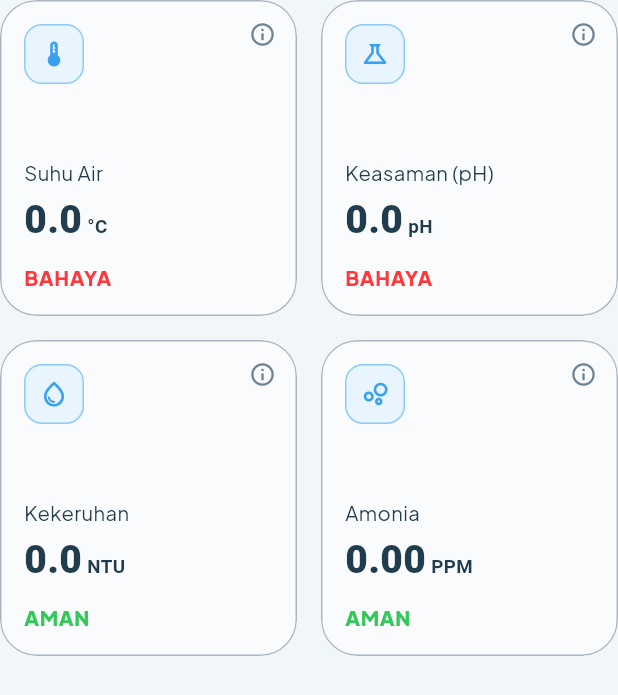
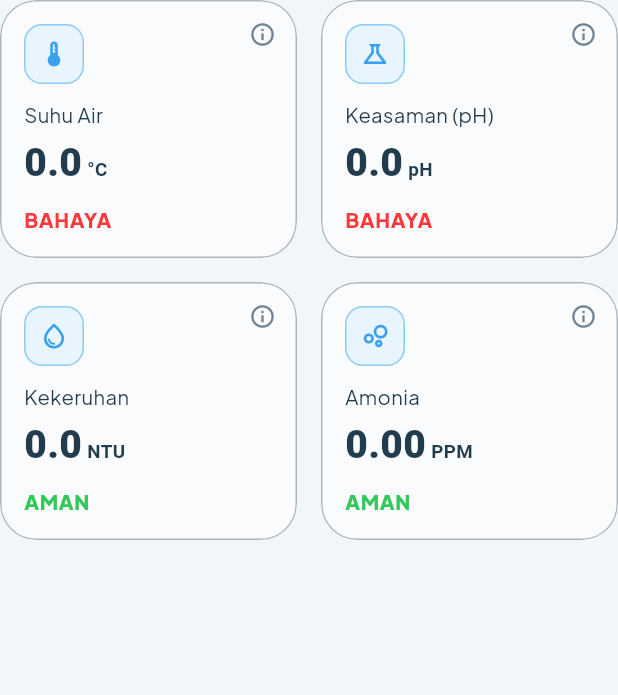
Before and after one commit to muhammadpanduagungnugraha-617/catfish-peace, a Flutter app: the ParameterGrid widget shown alone on an empty page, opened directly with empty values, on a phone screen of 412 x 824 dp. Shown: the top 695 px of the screen. Run offline on Flutter 3.47's test engine with Material 3 defaults, Android fonts, the phone set to English and light mode, and no system bars; our stand-ins replace firebase_auth, firebase_core, fl_chart, flutter_riverpod, go_router, google_fonts and 1 more; accounts and stored records are empty; generated files the repository leaves out were written again.

Commit message:
fix(dashboard): perbaiki overflow kartu parameter di layar responsif
childAspectRatio mengunci rasio lebar:tinggi kartu, sehingga kartu memendek
saat layar menyempit sementara tinggi isinya tetap. Di lebar 720-1242 px
(mode wide) kartu overflow 1-88 px; di mobile < ~336 px juga overflow.

Ganti dengan mainAxisExtent (tinggi tetap) yang dikalikan skala font sistem.

Co-Authored-By: Claude Sonnet 5.5 <noreply@anthropic.com>
Claude-Session: https://claude.ai/code/session_01V9JkNZ3hF9k2GK9jYBMxhb

```diff
--- a/lib/features/dashboard/presentation/widgets/parameter_grid.dart
+++ b/lib/features/dashboard/presentation/widgets/parameter_grid.dart
@@ -1,3 +1,5 @@
+import 'dart:math' as math;
+
 import 'package:flutter/material.dart';
 
 import '../../../../core/breakpoints.dart';
@@ -18,13 +20,23 @@ class ParameterGrid extends StatelessWidget {
   Widget build(BuildContext context) {
     final wide = Breakpoints.isWide(context);
 
-    return GridView.count(
+    // Tinggi kartu ditentukan oleh isinya, bukan oleh lebar layar. Dulu
+    // memakai childAspectRatio, sehingga kartu memendek saat layar menyempit
+    // padahal tinggi isinya tetap -> "BOTTOM OVERFLOWED". Nilai dasar di bawah
+    // sedikit di atas tinggi isi (wide ±188 px, mobile ±153 px) dan dikalikan
+    // skala font sistem supaya tetap muat saat teks diperbesar.
+    final textScale = MediaQuery.textScalerOf(context).scale(14) / 14;
+    final cardHeight = (wide ? 200.0 : 172.0) * math.max(1.0, textScale);
+
+    return GridView(
       shrinkWrap: true,
       physics: const NeverScrollableScrollPhysics(),
-      crossAxisCount: wide ? 4 : 2,
-      crossAxisSpacing: 16,
-      mainAxisSpacing: 16,
-      childAspectRatio: wide ? 1.5 : 0.94,
+      gridDelegate: SliverGridDelegateWithFixedCrossAxisCount(
+        crossAxisCount: wide ? 4 : 2,
+        crossAxisSpacing: 16,
+        mainAxisSpacing: 16,
+        mainAxisExtent: cardHeight,
+      ),
       children: [
         for (final key in ParamKey.values)
           if (status == null)
```
